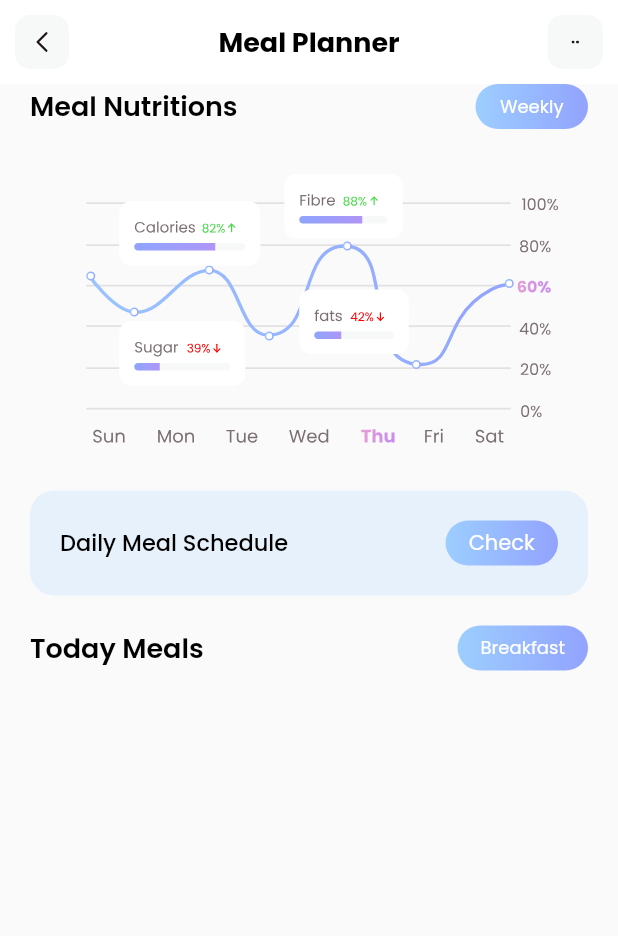
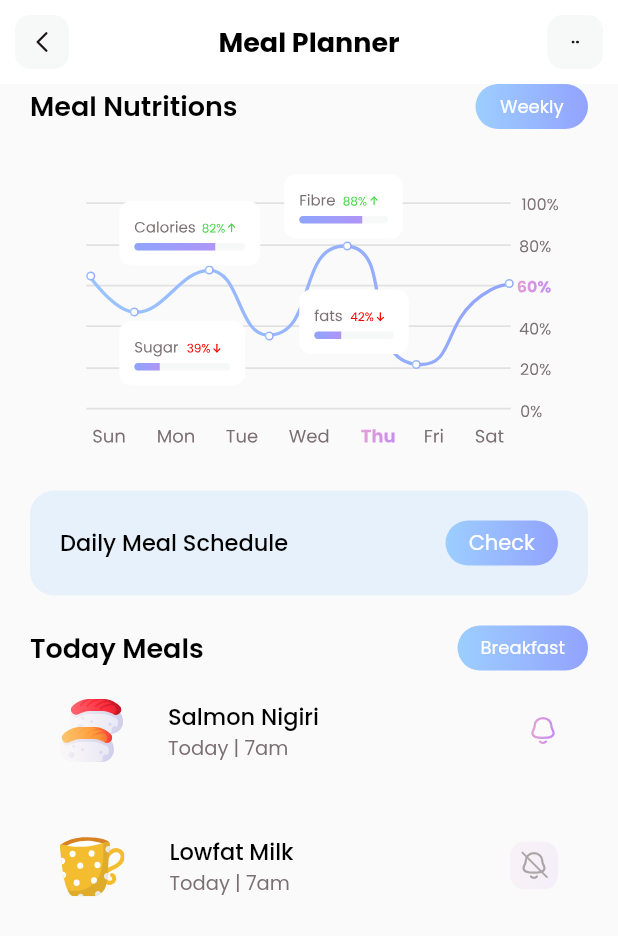
Before and after one commit to noelg-cj/fitness-app, a Flutter app: the screen it shows after launch, on a phone screen of 412 x 824 dp. Shown: the top 936 px of the screen. Run offline on Flutter 3.47's test engine with Material 2 defaults, Android fonts, the phone set to English and light mode, and no system bars; our stand-ins replace flutter_svg.

Commit message:
Finished today's meals

```diff
--- a/lib/models/today_meals_model.dart
+++ b/lib/models/today_meals_model.dart
@@ -13,7 +13,7 @@ class TodaysMeals {
     required this.notifsEnabled
   });
 
-  List<TodaysMeals> getTodaysMeals() {
+  static List<TodaysMeals> getTodaysMeals() {
     List<TodaysMeals> meals = [];
 
     meals.add(TodaysMeals(
--- a/lib/pages/home.dart
+++ b/lib/pages/home.dart
@@ -50,6 +50,7 @@ class homePage extends StatelessWidget {
                   ),
                 ),
                 const SizedBox(height: 15,),
+
                 ListView.separated(
                   separatorBuilder: (context, index) => const SizedBox(height: 25),
                   itemCount: popularDiets.length,
--- a/lib/pages/planner.dart
+++ b/lib/pages/planner.dart
@@ -1,13 +1,21 @@
 // ignore_for_file: prefer_const_constructors
 
+import 'package:firstapp/models/today_meals_model.dart';
 import 'package:flutter/material.dart';
 import 'package:flutter_svg/flutter_svg.dart';
 
 class planner extends StatelessWidget {
-  const planner({super.key});
+  planner({super.key});
+
+  List<TodaysMeals> todays_meals = [];
+
+  void _getInitialInfo() {
+    todays_meals = TodaysMeals.getTodaysMeals();
+  }
 
   @override
   Widget build(BuildContext context) {
+    _getInitialInfo();
     return Scaffold(
       appBar: _appBar(),
       body: Column(
@@ -57,7 +65,65 @@ class planner extends StatelessWidget {
                   ],
                 ),
               ),
-
+              /* Container(
+                height: 100,
+                color: Colors.blue
+              ), */
+              Container(
+                height: 240,
+                child: ListView.separated(
+                  separatorBuilder: (context, index) => SizedBox(height: 10,),
+                  itemCount: todays_meals.length,
+                  itemBuilder: (context, index) {
+                    return Container(
+                      padding: EdgeInsets.only(left: 40, right: 40),
+                      height: 80,
+                      child: Row(
+                        mainAxisAlignment: MainAxisAlignment.spaceBetween,
+                        children: [
+                          Row(
+                            children: [
+                              SvgPicture.asset(todays_meals[index].iconPath),
+                              SizedBox(width: 30),
+                              Column(
+                                crossAxisAlignment: CrossAxisAlignment.start,
+                                mainAxisAlignment: MainAxisAlignment.center,
+                                children: [
+                                  Text(
+                                    todays_meals[index].name,
+                                    style: TextStyle(
+                                      fontWeight: FontWeight.w500,
+                                      color: Colors.black,
+                                      fontSize: 15
+                                    )
+                                  ),
+                                  Text(
+                                    todays_meals[index].date + ' | ' + todays_meals[index].time,
+                                    style: TextStyle(
+                                      color: Color(0xff7B6F72),
+                                      fontSize: 13
+                                    )
+                                  )
+                                ],
+                              )
+                            ],
+                          ),
+                            todays_meals[index].notifsEnabled ?
+                            SvgPicture.asset(
+                              'assets/icons/bell_on.svg',
+                              height: 20,
+                              width: 20,
+                              ) :
+                            SvgPicture.asset('assets/icons/bell_off.svg',
+                            height: 32,
+                            width: 32,
+                            )
+                        ],
+                      )
+                    );
+                  },
+                  ),
+              )
             ],
           )
         ],
```
Also changed, not shown: assets/icons/bell_off.svg (added), assets/icons/bell_on.svg (added).
